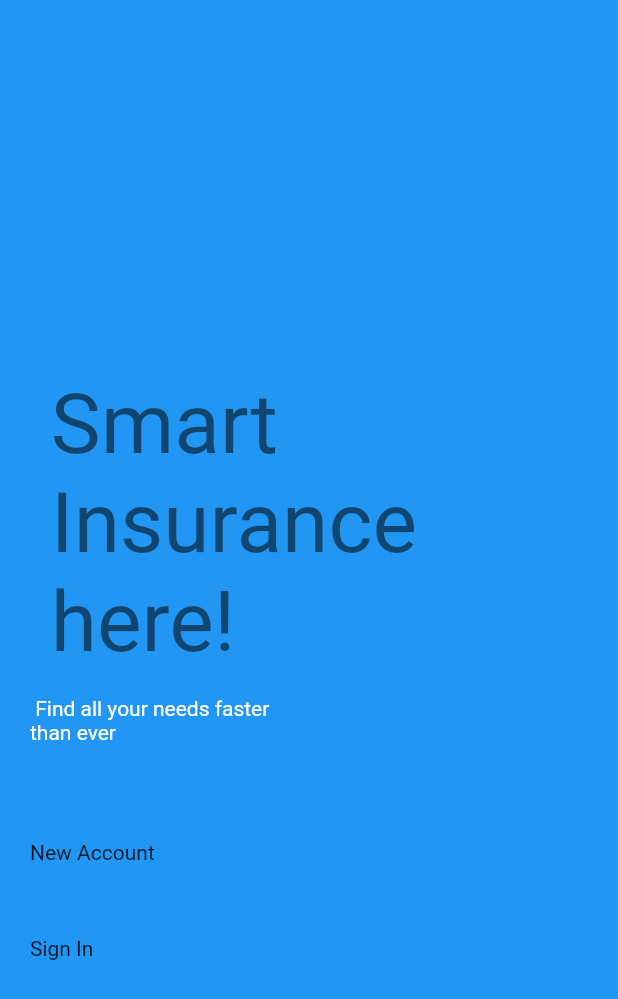
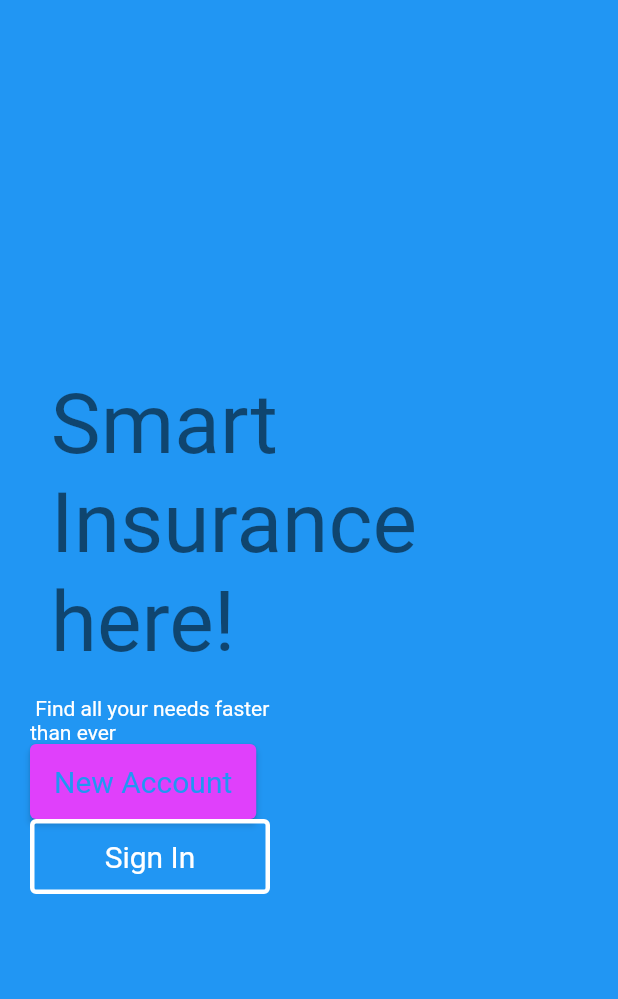
Before and after one commit to Ruchcoder/asswk14, a Flutter app: the screen it shows after launch, on a phone screen of 412 x 824 dp. Shown: the top 999 px of the screen. Run offline on Flutter 3.47's test engine with Material 2 defaults, Android fonts, the phone set to English and light mode, and no system bars.

Commit message:
updated sign in page

```diff
--- a/lib/main.dart
+++ b/lib/main.dart
@@ -46,7 +46,8 @@ class _HomePageState extends State<HomePage> {
                 //mainAxisAlignment: MainAxisAlignment.start,
                 children: [
                   Text(" Smart \n Insurance \n here!",
-                      style: Theme.of(context).textTheme.headline2
+                      style: Theme.of(context).textTheme.headline2,
+
 
                   ),
 
@@ -56,9 +57,28 @@ class _HomePageState extends State<HomePage> {
                     ),
                   ),
 
-                  Text("\n\n\n\nNew Account"),
 
-                  Text("\n\n\nSign In"),
+                  ElevatedButton(
+                    style: ElevatedButton.styleFrom(
+                      minimumSize: Size(150, 50),
+                      textStyle: TextStyle(fontSize: 20),
+                      primary: Colors.purpleAccent,
+                      onPrimary: Colors.blue,
+                    ),
+                      child: Text("New Account"),
+                      onPressed: () {},
+                  ),
+
+
+                  OutlinedButton(
+                      style: OutlinedButton.styleFrom(
+                        minimumSize: Size(160, 50),
+                        textStyle: TextStyle(fontSize: 20),
+                        primary: Colors.white,
+                        side: BorderSide(width: 3, color: Colors.white)
+                      ),
+                      onPressed: (){}, child: Text("Sign In"),)
+
 
                 ],
               )
```
